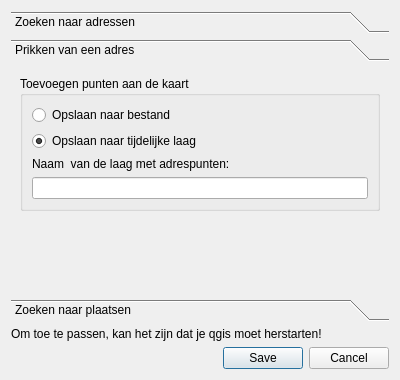
Qt form ui_geopunt4QgisSettings.ui (warrieka/geopunt4Qgis) before a commit.
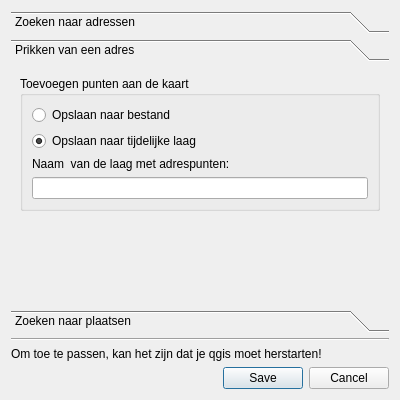
The same form after that commit. The open tabs and pages were chosen to show the change. Icons and pictures are not drawn.

Commit message: uptimized for windows

Patch:
```diff
--- a/ui_geopunt4QgisSettings.ui
+++ b/ui_geopunt4QgisSettings.ui
@@ -7,13 +7,13 @@
     <x>0</x>
     <y>0</y>
     <width>400</width>
-    <height>380</height>
+    <height>400</height>
    </rect>
   </property>
   <property name="minimumSize">
    <size>
     <width>400</width>
-    <height>380</height>
+    <height>400</height>
    </size>
   </property>
   <property name="windowTitle">
@@ -121,8 +121,8 @@
        <rect>
         <x>0</x>
         <y>0</y>
-        <width>221</width>
-        <height>141</height>
+        <width>382</width>
+        <height>242</height>
        </rect>
       </property>
       <attribute name="label">
@@ -246,6 +246,13 @@
      </widget>
     </widget>
    </item>
+   <item>
+    <widget class="Line" name="line">
+     <property name="orientation">
+      <enum>Qt::Horizontal</enum>
+     </property>
+    </widget>
+   </item>
    <item>
     <widget class="QLabel" name="label">
      <property name="text">
```
Left out of the diff: 6 changed lines with no effect on the pictures. The commit also changes 3 other files.
